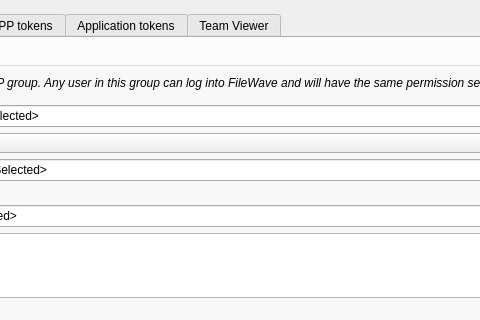
The window that FWAdminLib/AdminUserDlg.ui (fw-dev/translations) describes before a commit, drawn with Qt 5; both pictures show x 586 to 1066 and y 0 to 320 of the 1232 by 820 pixel window.
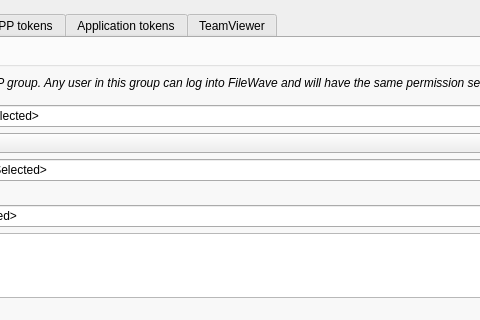
The same window after the commit. Custom widgets are drawn as their Qt base class.

What changed in the file:
```diff
--- a/FWAdminLib/AdminUserDlg.ui
+++ b/FWAdminLib/AdminUserDlg.ui
@@ -674,7 +674,7 @@
         </widget>
         <widget class="TVAdminWidget" name="tvAdminsTab">
          <attribute name="title">
-          <string>Team Viewer</string>
+          <string>TeamViewer</string>
          </attribute>
         </widget>
        </widget>
```
